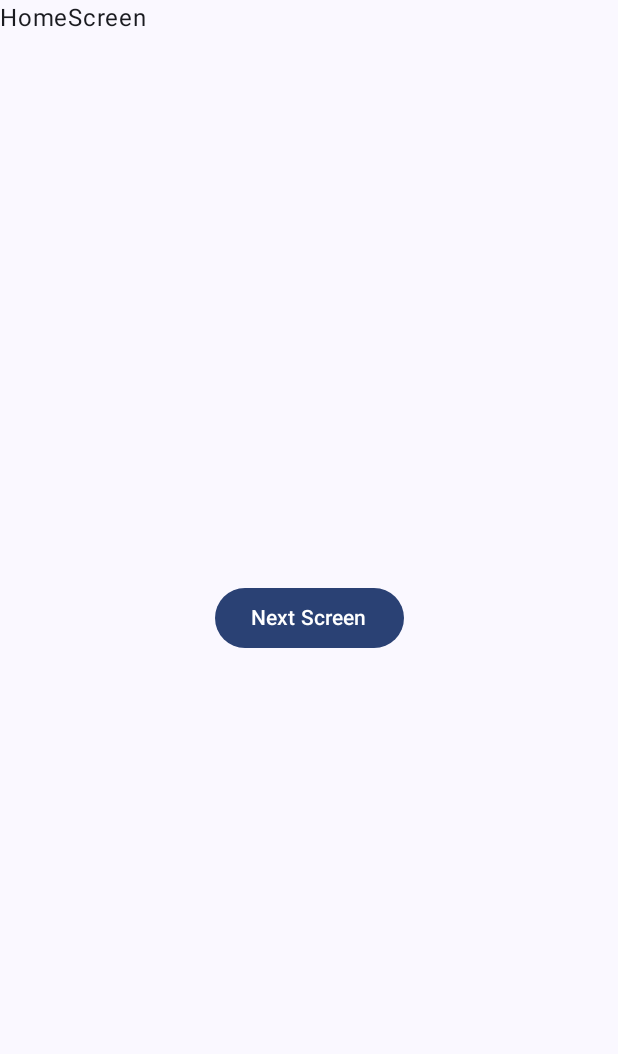
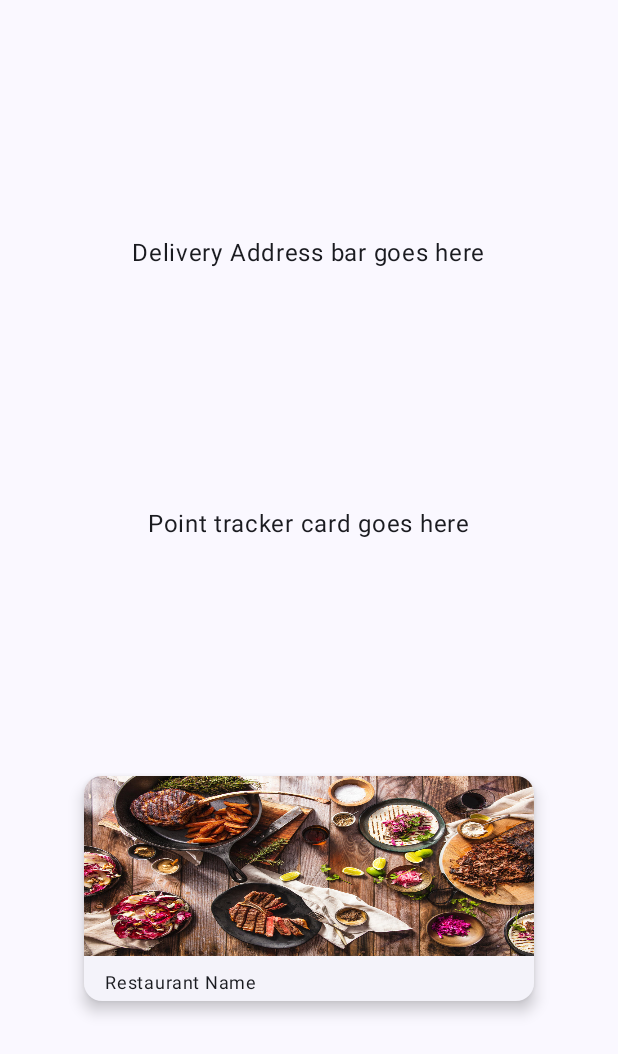
Before and after one commit to MichaelHungLJ/savingsquadsfrontend, an Android app built with Jetpack Compose: the screen it shows after launch (MainActivity), on a phone screen of 412 x 824 dp. Shown: the top 1054 px of the screen. Run offline under Robolectric (Android 15) with nearby library versions, the phone set to English and light mode, and no system bars.

Commit message:
HomeScreen - Added restaurant card composable

```diff
--- a/app/src/main/java/com/example/savingsquadsfrontend/screens/HomeScreen.kt
+++ b/app/src/main/java/com/example/savingsquadsfrontend/screens/HomeScreen.kt
@@ -1,31 +1,83 @@
 package com.example.savingsquadsfrontend.screens
 
+import androidx.compose.foundation.Image
+import androidx.compose.foundation.clickable
+import androidx.compose.foundation.layout.Arrangement
+import androidx.compose.foundation.layout.Column
+import androidx.compose.foundation.layout.Row
 import androidx.compose.foundation.layout.fillMaxSize
+import androidx.compose.foundation.layout.fillMaxWidth
+import androidx.compose.foundation.layout.height
+import androidx.compose.foundation.layout.padding
+import androidx.compose.foundation.layout.size
+import androidx.compose.foundation.layout.width
 import androidx.compose.foundation.layout.wrapContentSize
 import androidx.compose.material3.Button
+import androidx.compose.material3.CardDefaults
+import androidx.compose.material3.ElevatedCard
 import androidx.compose.material3.MaterialTheme
 import androidx.compose.material3.Surface
 import androidx.compose.material3.Text
 import androidx.compose.runtime.Composable
+import androidx.compose.ui.Alignment
 import androidx.compose.ui.Modifier
+import androidx.compose.ui.layout.ContentScale
 import androidx.compose.ui.platform.LocalContext
+import androidx.compose.ui.res.painterResource
 import androidx.compose.ui.tooling.preview.Preview
+import androidx.compose.ui.unit.dp
+import androidx.compose.ui.unit.sp
 import androidx.navigation.NavController
+import com.example.savingsquadsfrontend.R
 import com.example.savingsquadsfrontend.ui.theme.SavingsquadsfrontendTheme
 
 @Composable
 fun HomeScreen(navController: NavController) {
-    Text(
-        text = "HomeScreen",
-        modifier = Modifier
-    )
-    Button(
-        modifier = Modifier.wrapContentSize(),
-        onClick = { navController.navigate("RestaurantScreen") }
-    ) {
-        Text(text = "Next Screen")
+
+    Column (
+        modifier = Modifier,
+        verticalArrangement = Arrangement.SpaceEvenly,
+        horizontalAlignment = Alignment.CenterHorizontally,
+    ){
+        Text(text = "Delivery Address bar goes here")
+        Text(text = "Point tracker card goes here")
+
+        RestaurantCard(navController, "Restaurant Name", R.drawable.restaurantimage)
     }
 }
+
+@Composable
+fun RestaurantCard (navController: NavController, resTitle: String, resImage: Int) {
+    ElevatedCard (
+        elevation = CardDefaults.cardElevation(
+            defaultElevation = 6.dp
+        ),
+        modifier = Modifier
+            .size(width = 300.dp, height = 150.dp)
+            .clickable { navController.navigate("RestaurantScreen") }
+        ,
+    ){
+        Column (
+            modifier = Modifier,
+
+        ) {
+            Image(
+                painter = painterResource(id = resImage),
+                contentDescription = "Restuarant Image",
+                modifier = Modifier
+                    .fillMaxWidth()
+                    .height(120.dp),
+                contentScale = ContentScale.FillBounds
+            )
+            Text(
+                modifier = Modifier.padding(start = 14.dp, top = 6.dp),
+                fontSize = 12.sp,
+                text = resTitle
+            )
+        }
+    }
+}
+
 
 
 @Preview(showBackground = true)
```
Also changed, not shown: app/src/main/res/drawable-nodpi/restaurantimage.jpeg (added).
